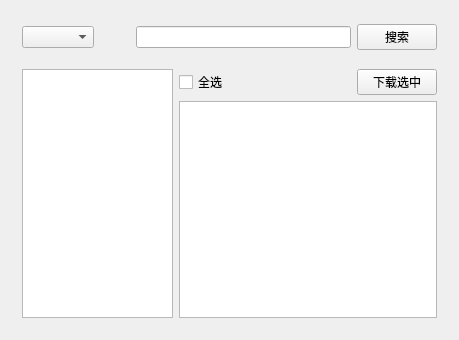
Old version of the form View/Home.ui in the repository TheZhangGreatest/getComics_py.
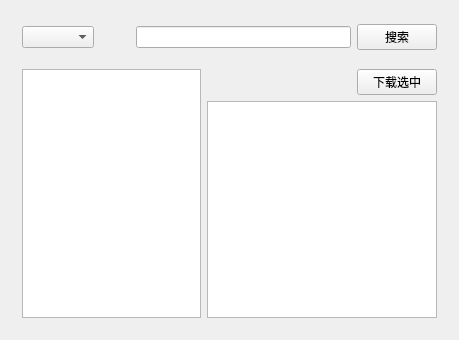
New version of the form.

Diff of the .ui file:
```diff
--- a/View/Home.ui
+++ b/View/Home.ui
@@ -84,13 +84,6 @@
       <layout class="QVBoxLayout" name="verticalLayout_5">
        <item>
         <layout class="QHBoxLayout" name="horizontalLayout_16">
-         <item>
-          <widget class="QCheckBox" name="checkAllBox">
-           <property name="text">
-            <string>全选</string>
-           </property>
-          </widget>
-         </item>
          <item>
           <spacer name="horizontalSpacer_6">
            <property name="orientation">
```
Left out of the diff: 4 changed lines with no effect on the pictures.
